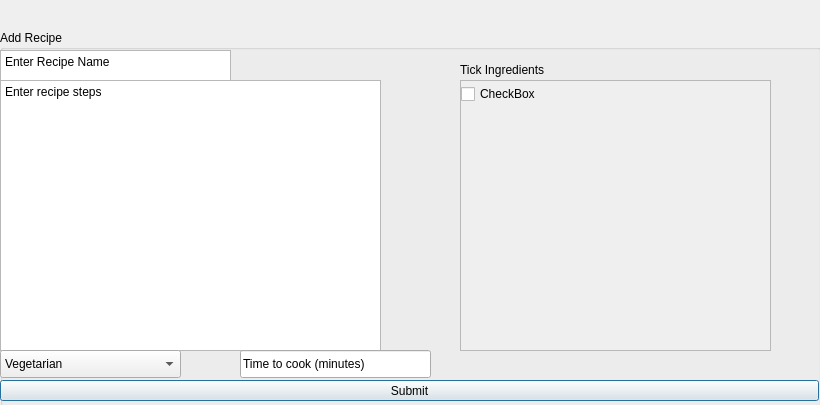
MarkHarrison03/RecipeApp, file createrecipewindow.ui: the form before one commit.
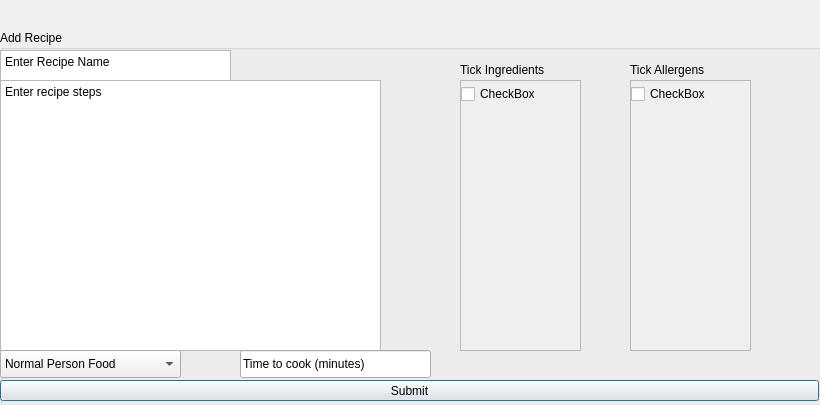
The form after the commit.

```diff
--- a/createrecipewindow.ui
+++ b/createrecipewindow.ui
@@ -91,21 +91,6 @@
          <height>28</height>
         </rect>
        </property>
-       <item>
-        <property name="text">
-         <string>Vegetarian</string>
-        </property>
-       </item>
-       <item>
-        <property name="text">
-         <string>Vegan</string>
-        </property>
-       </item>
-       <item>
-        <property name="text">
-         <string>Pescatarian</string>
-        </property>
-       </item>
        <item>
         <property name="text">
          <string>Normal Person Food</string>
@@ -117,7 +102,7 @@
         <rect>
          <x>460</x>
          <y>50</y>
-         <width>311</width>
+         <width>121</width>
          <height>271</height>
         </rect>
        </property>
@@ -129,7 +114,7 @@
          <rect>
           <x>0</x>
           <y>0</y>
-          <width>309</width>
+          <width>119</width>
           <height>269</height>
          </rect>
         </property>
@@ -187,6 +172,55 @@
         <string>Submit</string>
        </property>
       </widget>
+      <widget class="QScrollArea" name="scrollArea_2">
+       <property name="geometry">
+        <rect>
+         <x>630</x>
+         <y>50</y>
+         <width>121</width>
+         <height>271</height>
+        </rect>
+       </property>
+       <property name="widgetResizable">
+        <bool>true</bool>
+       </property>
+       <widget class="QWidget" name="scrollAreaWidgetContents_2">
+        <property name="geometry">
+         <rect>
+          <x>0</x>
+          <y>0</y>
+          <width>119</width>
+          <height>269</height>
+         </rect>
+        </property>
+        <widget class="QCheckBox" name="checkBox_2">
+         <property name="geometry">
+          <rect>
+           <x>0</x>
+           <y>0</y>
+           <width>93</width>
+           <height>26</height>
+          </rect>
+         </property>
+         <property name="text">
+          <string>CheckBox</string>
+         </property>
+        </widget>
+       </widget>
+      </widget>
+      <widget class="QLabel" name="label_2">
+       <property name="geometry">
+        <rect>
+         <x>630</x>
+         <y>30</y>
+         <width>181</width>
+         <height>20</height>
+        </rect>
+       </property>
+       <property name="text">
+        <string>Tick Allergens</string>
+       </property>
+      </widget>
      </widget>
     </item>
    </layout>
```
Left out of the diff: 5 changed lines with no effect on the pictures.
